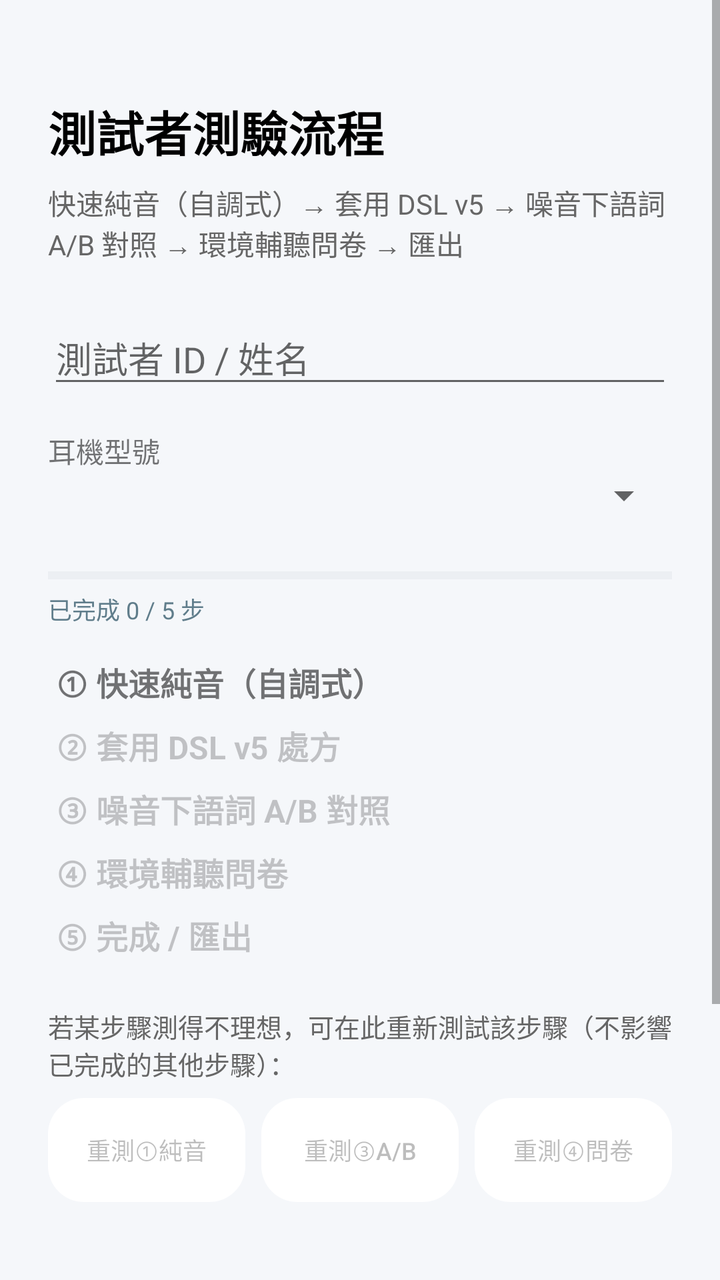
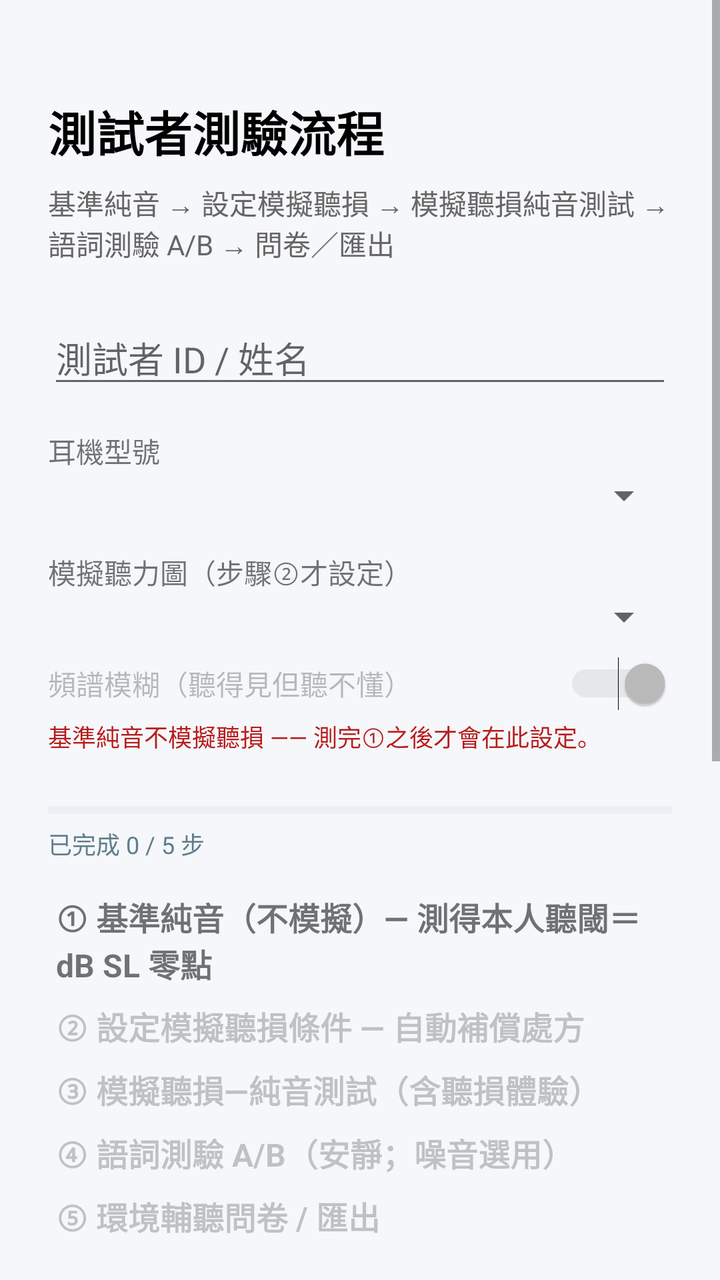

Before-and-after screenshots of an Android layout around one commit, followed by the original layout XML and the change that was made.
<!-- AndroidManifest.xml: activity theme Theme.AppCompat.Light.NoActionBar -->
<!-- res/layout/activity_subject_session.xml -->
<?xml version="1.0" encoding="utf-8"?>
<ScrollView xmlns:android="http://schemas.android.com/apk/res/android"
    android:layout_width="match_parent"
    android:layout_height="match_parent"
    android:background="#F5F7FA"
    android:fitsSystemWindows="true"
    android:fillViewport="true">

    <LinearLayout
        android:layout_width="match_parent"
        android:layout_height="wrap_content"
        android:orientation="vertical"
        android:padding="24dp">

        <TextView
            android:layout_width="wrap_content"
            android:layout_height="wrap_content"
            android:layout_marginTop="24dp"
            android:text="測試者測驗流程"
            android:textSize="24sp"
            android:textStyle="bold"
            android:textColor="@android:color/black" />

        <TextView
            android:layout_width="match_parent"
            android:layout_height="wrap_content"
            android:layout_marginTop="8dp"
            android:text="快速純音（自調式）→ 套用 DSL v5 → 噪音下語詞 A/B 對照 → 環境輔聽問卷 → 匯出"
            android:textSize="14sp"
            android:textColor="#666666" />

        <EditText
            android:id="@+id/editSessionSubjectName"
            android:layout_width="match_parent"
            android:layout_height="wrap_content"
            android:layout_marginTop="24dp"
            android:hint="測試者 ID / 姓名"
            android:inputType="textPersonName"
            android:singleLine="true" />

        <TextView
            android:layout_width="wrap_content"
            android:layout_height="wrap_content"
            android:layout_marginTop="16dp"
            android:text="耳機型號"
            android:textSize="14sp" />

        <Spinner
            android:id="@+id/spinnerSessionEarphone"
            android:layout_width="match_parent"
            android:layout_height="wrap_content" />

        
        <ProgressBar
            android:id="@+id/progressSessionOverall"
            style="?android:attr/progressBarStyleHorizontal"
            android:layout_width="match_parent"
            android:layout_height="8dp"
            android:layout_marginTop="24dp"
            android:max="5"
            android:progress="0"
            android:progressTint="#00796B"
            android:progressBackgroundTint="#CFD8DC" />

        <TextView
            android:id="@+id/textSessionProgress"
            android:layout_width="match_parent"
            android:layout_height="wrap_content"
            android:layout_marginTop="4dp"
            android:textSize="12sp"
            android:textColor="#607D8B"
            android:text="已完成 0 / 5 步" />

        <LinearLayout
            android:layout_width="match_parent"
            android:layout_height="wrap_content"
            android:orientation="vertical"
            android:layout_marginTop="12dp">

            <TextView android:id="@+id/stepText1" android:layout_width="match_parent" android:layout_height="wrap_content"
                android:text="① 快速純音（自調式）" android:textSize="16sp" android:textStyle="bold" android:padding="4dp" />
            <TextView android:id="@+id/stepText2" android:layout_width="match_parent" android:layout_height="wrap_content"
                android:text="② 套用 DSL v5 處方" android:textSize="16sp" android:textStyle="bold" android:padding="4dp" android:alpha="0.4" />
            <TextView android:id="@+id/stepText3" android:layout_width="match_parent" android:layout_height="wrap_content"
                android:text="③ 噪音下語詞 A/B 對照" android:textSize="16sp" android:textStyle="bold" android:padding="4dp" android:alpha="0.4" />
            <TextView android:id="@+id/stepText4" android:layout_width="match_parent" android:layout_height="wrap_content"
                android:text="④ 環境輔聽問卷" android:textSize="16sp" android:textStyle="bold" android:padding="4dp" android:alpha="0.4" />
            <TextView android:id="@+id/stepText5" android:layout_width="match_parent" android:layout_height="wrap_content"
                android:text="⑤ 完成 / 匯出" android:textSize="16sp" android:textStyle="bold" android:padding="4dp" android:alpha="0.4" />
        </LinearLayout>

        <TextView
            android:layout_width="match_parent"
            android:layout_height="wrap_content"
            android:layout_marginTop="20dp"
            android:text="若某步驟測得不理想，可在此重新測試該步驟（不影響已完成的其他步驟）："
            android:textSize="13sp"
            android:textColor="#666666" />

        <LinearLayout
            android:layout_width="match_parent"
            android:layout_height="wrap_content"
            android:orientation="horizontal"
            android:layout_marginTop="8dp"
            android:weightSum="3">

            <Button
                android:id="@+id/buttonRetestPta"
                android:layout_width="0dp"
                android:layout_height="52dp"
                android:layout_weight="1"
                android:layout_marginEnd="4dp"
                android:text="重測①純音"
                android:textSize="12sp"
                android:background="@drawable/rounded_button"
                android:enabled="false" />

            <Button
                android:id="@+id/buttonRetestAb"
                android:layout_width="0dp"
                android:layout_height="52dp"
                android:layout_weight="1"
                android:layout_marginHorizontal="4dp"
                android:text="重測③A/B"
                android:textSize="12sp"
                android:background="@drawable/rounded_button"
                android:enabled="false" />

            <Button
                android:id="@+id/buttonRetestQuestionnaire"
                android:layout_width="0dp"
                android:layout_height="52dp"
                android:layout_weight="1"
                android:layout_marginStart="4dp"
                android:text="重測④問卷"
                android:textSize="12sp"
                android:background="@drawable/rounded_button"
                android:enabled="false" />
        </LinearLayout>

        <TextView
            android:id="@+id/textSessionStatus"
            android:layout_width="match_parent"
            android:layout_height="wrap_content"
            android:layout_marginTop="16dp"
            android:text=""
            android:textSize="14sp"
            android:lineSpacingExtra="4dp" />

        <Button
            android:id="@+id/buttonSessionNext"
            android:layout_width="match_parent"
            android:layout_height="64dp"
            android:layout_marginTop="28dp"
            android:text="開始"
            android:textSize="18sp"
            android:textStyle="bold"
            android:background="@drawable/rounded_button" />

        <Button
            android:id="@+id/buttonSessionExport"
            android:layout_width="match_parent"
            android:layout_height="56dp"
            android:layout_marginTop="16dp"
            android:text="匯出測試者資料"
            android:textSize="16sp"
            android:background="@drawable/rounded_button"
            android:visibility="gone" />

        <Button
            android:id="@+id/buttonSessionHistory"
            android:layout_width="match_parent"
            android:layout_height="52dp"
            android:layout_marginTop="12dp"
            android:text="測試者測驗歷史"
            android:textSize="15sp"
            android:background="@drawable/rounded_button" />
    </LinearLayout>
</ScrollView>
<!-- resources referenced by this layout -->
<resources>
  <!-- drawable rounded_button (drawable) -->
  <?xml version="1.0" encoding="utf-8"?>
  <shape xmlns:android="http://schemas.android.com/apk/res/android"
      android:shape="rectangle">
      <solid android:color="#FFFFFF" />
      <corners android:radius="18dp" />
  </shape>
</resources>

<!-- the commit's change to res/layout/activity_subject_session.xml (unified diff, before → after) -->
@@ -25,7 +25,7 @@
             android:layout_width="match_parent"
             android:layout_height="wrap_content"
             android:layout_marginTop="8dp"
-            android:text="快速純音（自調式）→ 套用 DSL v5 → 噪音下語詞 A/B 對照 → 環境輔聽問卷 → 匯出"
+            android:text="基準純音 → 設定模擬聽損 → 模擬聽損純音測試 → 語詞測驗 A/B → 問卷／匯出"
             android:textSize="14sp"
             android:textColor="#666666" />
 
@@ -49,6 +49,38 @@
             android:id="@+id/spinnerSessionEarphone"
             android:layout_width="match_parent"
             android:layout_height="wrap_content" />
+
+        <TextView
+            android:layout_width="wrap_content"
+            android:layout_height="wrap_content"
+            android:layout_marginTop="16dp"
+            android:text="模擬聽力圖（步驟②才設定）"
+            android:textSize="14sp" />
+
+        <Spinner
+            android:id="@+id/spinnerSessionHlProfile"
+            android:layout_width="match_parent"
+            android:layout_height="wrap_content"
+            android:enabled="false" />
+
+        <Switch
+            android:id="@+id/switchSessionSmearing"
+            android:layout_width="match_parent"
+            android:layout_height="wrap_content"
+            android:layout_marginTop="8dp"
+            android:checked="true"
+            android:enabled="false"
+            android:text="頻譜模糊（聽得見但聽不懂）"
+            android:textSize="14sp" />
+
+        <TextView
+            android:id="@+id/textSessionHlHint"
+            android:layout_width="match_parent"
+            android:layout_height="wrap_content"
+            android:layout_marginTop="4dp"
+            android:text="基準純音不模擬聽損 —— 測完①之後才會在此設定。"
+            android:textSize="12sp"
+            android:textColor="#B71C1C" />
 
         
         <ProgressBar
@@ -78,15 +110,15 @@
             android:layout_marginTop="12dp">
 
             <TextView android:id="@+id/stepText1" android:layout_width="match_parent" android:layout_height="wrap_content"
-                android:text="① 快速純音（自調式）" android:textSize="16sp" android:textStyle="bold" android:padding="4dp" />
+                android:text="① 基準純音（不模擬）— 測得本人聽閾＝dB SL 零點" android:textSize="16sp" android:textStyle="bold" android:padding="4dp" />
             <TextView android:id="@+id/stepText2" android:layout_width="match_parent" android:layout_height="wrap_content"
-                android:text="② 套用 DSL v5 處方" android:textSize="16sp" android:textStyle="bold" android:padding="4dp" android:alpha="0.4" />
+                android:text="② 設定模擬聽損條件 — 自動補償處方" android:textSize="16sp" android:textStyle="bold" android:padding="4dp" android:alpha="0.4" />
             <TextView android:id="@+id/stepText3" android:layout_width="match_parent" android:layout_height="wrap_content"
-                android:text="③ 噪音下語詞 A/B 對照" android:textSize="16sp" android:textStyle="bold" android:padding="4dp" android:alpha="0.4" />
+                android:text="③ 模擬聽損—純音測試（含聽損體驗）" android:textSize="16sp" android:textStyle="bold" android:padding="4dp" android:alpha="0.4" />
             <TextView android:id="@+id/stepText4" android:layout_width="match_parent" android:layout_height="wrap_content"
-                android:text="④ 環境輔聽問卷" android:textSize="16sp" android:textStyle="bold" android:padding="4dp" android:alpha="0.4" />
+                android:text="④ 語詞測驗 A/B（安靜；噪音選用）" android:textSize="16sp" android:textStyle="bold" android:padding="4dp" android:alpha="0.4" />
             <TextView android:id="@+id/stepText5" android:layout_width="match_parent" android:layout_height="wrap_content"
-                android:text="⑤ 完成 / 匯出" android:textSize="16sp" android:textStyle="bold" android:padding="4dp" android:alpha="0.4" />
+                android:text="⑤ 環境輔聽問卷 / 匯出" android:textSize="16sp" android:textStyle="bold" android:padding="4dp" android:alpha="0.4" />
         </LinearLayout>
 
         <TextView
@@ -102,7 +134,7 @@
             android:layout_height="wrap_content"
             android:orientation="horizontal"
             android:layout_marginTop="8dp"
-            android:weightSum="3">
+            android:weightSum="2">
 
             <Button
                 android:id="@+id/buttonRetestPta"
@@ -110,19 +142,38 @@
                 android:layout_height="52dp"
                 android:layout_weight="1"
                 android:layout_marginEnd="4dp"
-                android:text="重測①純音"
-                android:textSize="12sp"
-                android:background="@drawable/rounded_button"
-                android:enabled="false" />
+                android:text="重測①基準純音"
+                android:textSize="13sp"
+                android:background="@drawable/rounded_button"
+                android:enabled="false" />
+
+            <Button
+                android:id="@+id/buttonRetestHlSim"
+                android:layout_width="0dp"
+                android:layout_height="52dp"
+                android:layout_weight="1"
+                android:layout_marginStart="4dp"
+                android:text="重測③模擬純音"
+                android:textSize="13sp"
+                android:background="@drawable/rounded_button"
+                android:enabled="false" />
+        </LinearLayout>
+
+        <LinearLayout
+            android:layout_width="match_parent"
+            android:layout_height="wrap_content"
+            android:orientation="horizontal"
+            android:layout_marginTop="8dp"
+            android:weightSum="2">
 
             <Button
                 android:id="@+id/buttonRetestAb"
                 android:layout_width="0dp"
                 android:layout_height="52dp"
                 android:layout_weight="1"
-                android:layout_marginHorizontal="4dp"
-                android:text="重測③A/B"
-                android:textSize="12sp"
+                android:layout_marginEnd="4dp"
+                android:text="重測④語詞A/B"
+                android:textSize="13sp"
                 android:background="@drawable/rounded_button"
                 android:enabled="false" />
 
@@ -132,8 +183,8 @@
                 android:layout_height="52dp"
                 android:layout_weight="1"
                 android:layout_marginStart="4dp"
-                android:text="重測④問卷"
-                android:textSize="12sp"
+                android:text="重測⑤問卷"
+                android:textSize="13sp"
                 android:background="@drawable/rounded_button"
                 android:enabled="false" />
         </LinearLayout>
@@ -175,5 +226,14 @@
             android:text="測試者測驗歷史"
             android:textSize="15sp"
             android:background="@drawable/rounded_button" />
+
+        <Button
+            android:id="@+id/buttonSessionRestart"
+            android:layout_width="match_parent"
+            android:layout_height="48dp"
+            android:layout_marginTop="12dp"
+            android:text="重新開始流程（換測試者）"
+            android:textSize="14sp"
+            android:background="@drawable/rounded_button" />
     </LinearLayout>
 </ScrollView>
